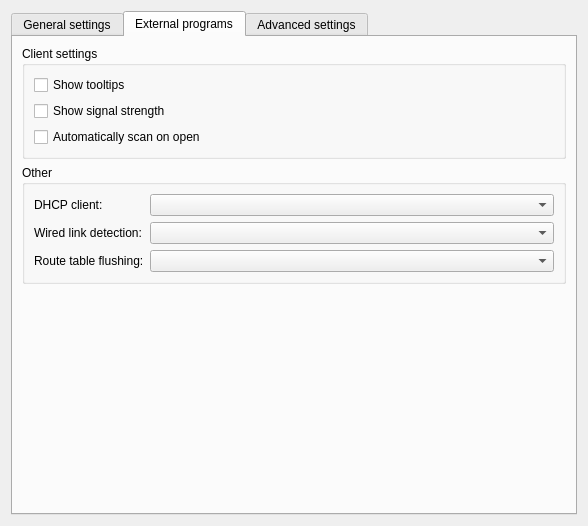
The window that kcm/kcmwidget.ui (KDE/wicd-kde) describes before a commit, drawn with Qt 5.
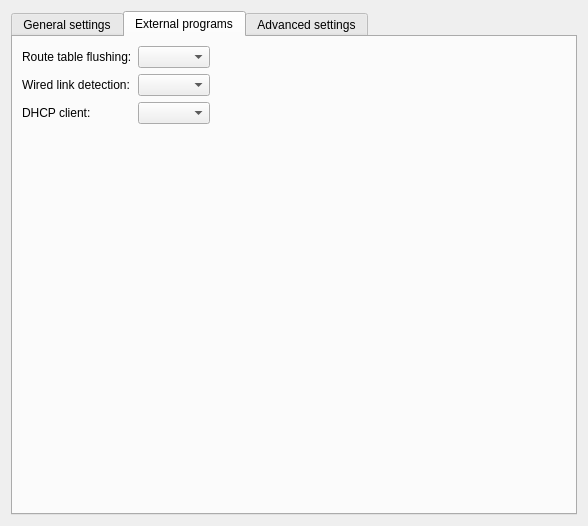
The same window after the commit. The open tabs and pages were chosen to show the change. Custom widgets are drawn as their Qt base class.

Commit message: Remove the legacy client completely. Maintaining a compatibility is not worth it.

Diff of the .ui file:
```diff
--- a/kcm/kcmwidget.ui
+++ b/kcm/kcmwidget.ui
@@ -261,91 +261,39 @@
       <attribute name="title">
        <string>External programs</string>
       </attribute>
-      <layout class="QVBoxLayout" name="verticalLayout_3">
-       <item>
-        <widget class="QGroupBox" name="groupBox_4">
-         <property name="title">
-          <string>Client settings</string>
+      <layout class="QFormLayout" name="formLayout_3">
+       <property name="fieldGrowthPolicy">
+        <enum>QFormLayout::ExpandingFieldsGrow</enum>
+       </property>
+       <item row="1" column="0">
+        <widget class="QLabel" name="label_11">
+         <property name="text">
+          <string>Route table flushing:</string>
          </property>
-         <layout class="QVBoxLayout" name="verticalLayout_13">
-          <item>
-           <widget class="QCheckBox" name="tooltipsBox">
-            <property name="text">
-             <string>Show tooltips</string>
-            </property>
-           </widget>
-          </item>
-          <item>
-           <widget class="QCheckBox" name="displayqualityBox">
-            <property name="text">
-             <string>Show signal strength</string>
-            </property>
-           </widget>
-          </item>
-          <item>
-           <widget class="QCheckBox" name="autoscanBox">
-            <property name="text">
-             <string>Automatically scan on open</string>
-            </property>
-           </widget>
-          </item>
-         </layout>
         </widget>
        </item>
-       <item>
-        <widget class="QGroupBox" name="groupBox_6">
-         <property name="title">
-          <string>Other</string>
+       <item row="1" column="1">
+        <widget class="KComboBox" name="routeBox"/>
+       </item>
+       <item row="3" column="0">
+        <widget class="QLabel" name="label_10">
+         <property name="text">
+          <string>Wired link detection:</string>
          </property>
-         <layout class="QFormLayout" name="formLayout_3">
-          <property name="labelAlignment">
-           <set>Qt::AlignLeading|Qt::AlignLeft|Qt::AlignVCenter</set>
-          </property>
-          <item row="0" column="0">
-           <widget class="QLabel" name="label_9">
-            <property name="text">
-             <string>DHCP client:</string>
-            </property>
-           </widget>
-          </item>
-          <item row="0" column="1">
-           <widget class="KComboBox" name="dhcpBox"/>
-          </item>
-          <item row="1" column="0">
-           <widget class="QLabel" name="label_10">
-            <property name="text">
-             <string>Wired link detection:</string>
-            </property>
-           </widget>
-          </item>
-          <item row="1" column="1">
-           <widget class="KComboBox" name="wiredLinkBox"/>
-          </item>
-          <item row="2" column="0">
-           <widget class="QLabel" name="label_11">
-            <property name="text">
-             <string>Route table flushing:</string>
-            </property>
-           </widget>
-          </item>
-          <item row="2" column="1">
-           <widget class="KComboBox" name="routeBox"/>
-          </item>
-         </layout>
         </widget>
        </item>
-       <item>
-        <spacer name="verticalSpacer">
-         <property name="orientation">
-          <enum>Qt::Vertical</enum>
+       <item row="3" column="1">
+        <widget class="KComboBox" name="wiredLinkBox"/>
+       </item>
+       <item row="5" column="0">
+        <widget class="QLabel" name="label_9">
+         <property name="text">
+          <string>DHCP client:</string>
          </property>
-         <property name="sizeHint" stdset="0">
-          <size>
-           <width>20</width>
-           <height>40</height>
-          </size>
-         </property>
-        </spacer>
+        </widget>
+       </item>
+       <item row="5" column="1">
+        <widget class="KComboBox" name="dhcpBox"/>
        </item>
       </layout>
      </widget>
@@ -480,16 +428,16 @@
   </layout>
  </widget>
  <customwidgets>
-  <customwidget>
-   <class>KLineEdit</class>
-   <extends>QLineEdit</extends>
-   <header>klineedit.h</header>
-  </customwidget>
   <customwidget>
    <class>KComboBox</class>
    <extends>QComboBox</extends>
    <header>kcombobox.h</header>
   </customwidget>
+  <customwidget>
+   <class>KLineEdit</class>
+   <extends>QLineEdit</extends>
+   <header>klineedit.h</header>
+  </customwidget>
   <customwidget>
    <class>KTabWidget</class>
    <extends>QTabWidget</extends>
```
The commit also changes 3 other files.
